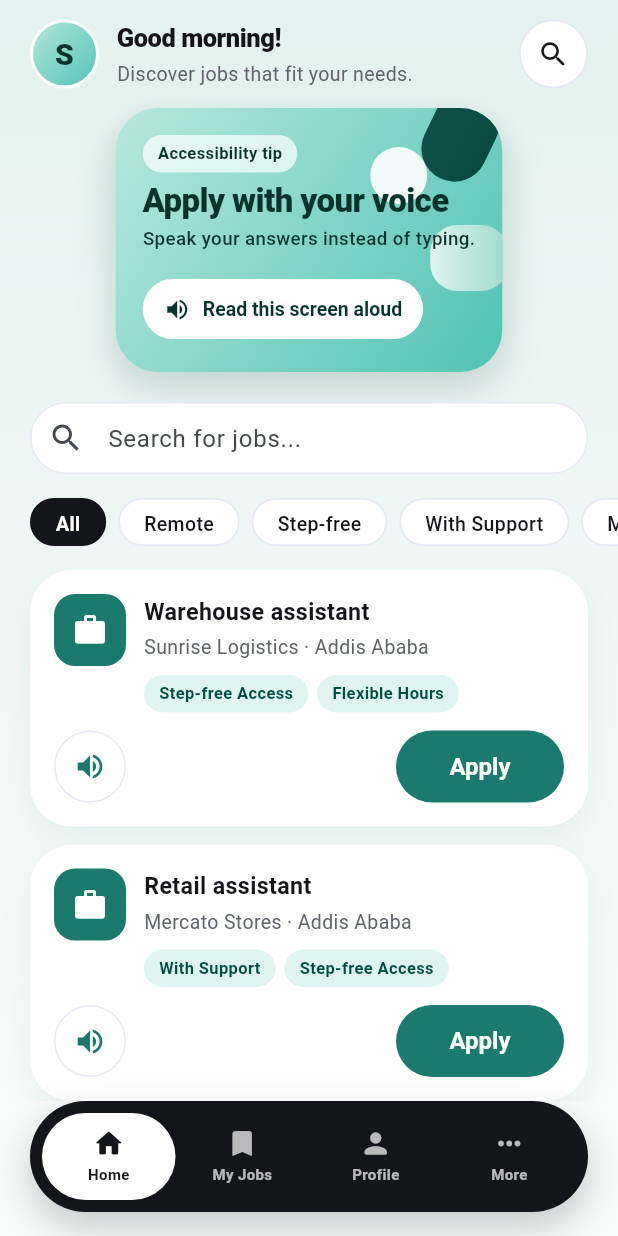
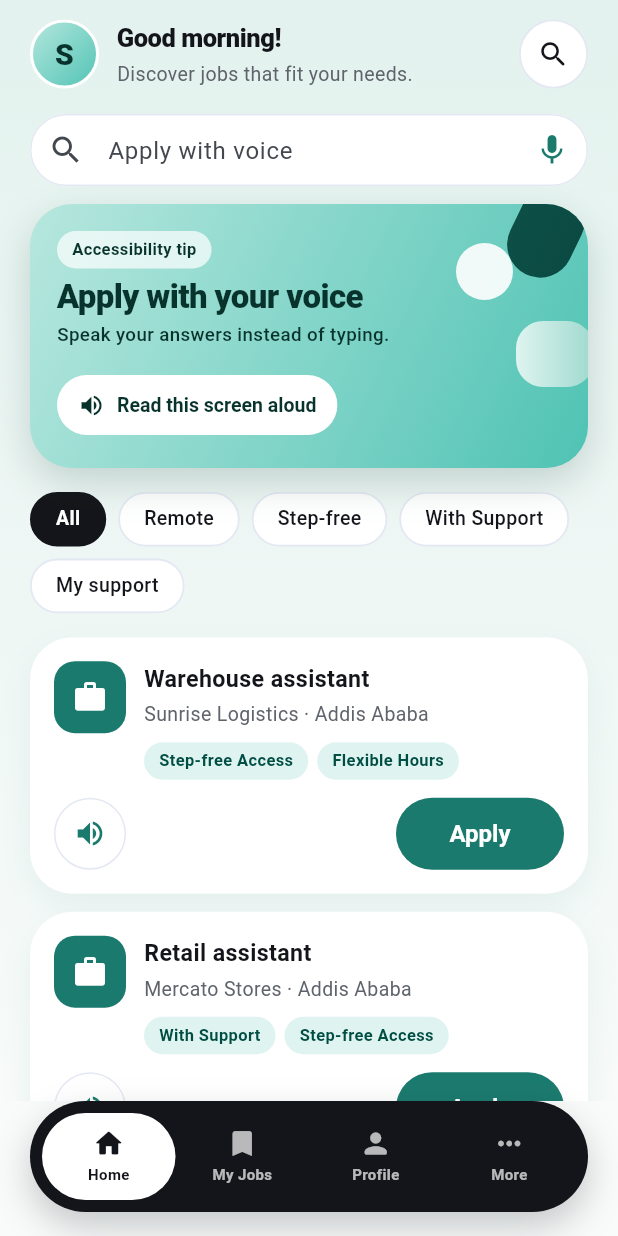
Before and after one commit to arsema16/sync_accessibility, a Flutter app: the JobsScreen screen opened by its route, on a phone screen of 412 x 824 dp. Run offline on Flutter 3.47's test engine with Material 3 defaults, Android fonts, the phone set to English and light mode, and no system bars; our stand-ins replace equatable, flutter_riverpod, flutter_tts, go_router, shared_preferences, speech_to_text and 1 more; accounts and stored records are empty.

Commit message:
feat(home): scrollable home screen, voice search and time-based greeting
The home screen now scrolls as one CustomScrollView — header, search bar,
tip card, category filters and job cards share a single scroll position,
so the listings start at the top of the scroll content and everything
above moves aside together as you scroll. The category chips switched
from a fixed-height horizontal list to a Wrap, so labels like "With
Support" and "My support" stay fully visible instead of being clipped at
the screen edge (they wrap onto a second line when needed).

The search bar now sits above the "Apply with your voice" tip card with
an "Apply with voice" hint and a mic button that fills it with spoken
words; when nothing is heard the reason shows in a snackbar instead of
failing silently. The header greets Good morning / afternoon / evening
based on the time of day (also what read-aloud announces on arrival). On
the accessibility settings screen the hidden Opacity(0) FilterChip block
— which reserved roughly 112px of invisible layout space — is removed
and its heading gap shrinks from xl to md, closing the wide gap between
the heading and the preference cards. The access-screen test now drives
the visible SyncOptionCard, and a new home_screen_test covers the
greeting rules, search-above-tip order, voice search, chip visibility
and the shared scroll view.

```diff
--- a/lib/core/constants/app_strings.dart
+++ b/lib/core/constants/app_strings.dart
@@ -218,6 +218,12 @@ class AppStrings {
   // ---- Jobs ----
   static const String jobsHeading = 'Job listings';
   static const String jobsSearchHint = 'Search for jobs...';
+
+  /// Hint in the home search bar — it also accepts spoken queries.
+  static const String jobsVoiceSearchHint = 'Apply with voice';
+
+  /// Tooltip for the search bar's mic button (speak → search).
+  static const String jobsVoiceSearch = 'Search by voice';
   static const String jobsEmptyTitle = 'No jobs found';
   static const String jobsEmptyBody =
       'Try a different search or filter.';
--- a/lib/features/jobs/jobs_screen.dart
+++ b/lib/features/jobs/jobs_screen.dart
@@ -2,6 +2,7 @@ import 'package:flutter/material.dart';
 import 'package:flutter_riverpod/flutter_riverpod.dart';
 import 'package:go_router/go_router.dart';
 
+import '../../../core/access/access_callbacks.dart';
 import '../../../core/constants/app_strings.dart';
 import '../../../core/constants/route_names.dart';
 import '../../../core/providers/app_providers.dart';
@@ -26,6 +27,15 @@ import '../../../shared/widgets/sync_bottom_nav.dart';
 class JobsScreen extends ConsumerStatefulWidget {
   const JobsScreen({super.key});
 
+  /// Time-of-day greeting shown in the header (and read aloud on arrival):
+  /// morning before noon, afternoon until 17:00, evening after that.
+  static String greetingFor(DateTime time) {
+    final hour = time.hour;
+    if (hour < 12) return 'Good morning!';
+    if (hour < 17) return 'Good afternoon!';
+    return 'Good evening!';
+  }
+
   @override
   ConsumerState<JobsScreen> createState() => _JobsScreenState();
 }
@@ -33,6 +43,8 @@ class JobsScreen extends ConsumerStatefulWidget {
 class _JobsScreenState extends ConsumerState<JobsScreen> {
   int _selectedFilter = 0;
   String _query = '';
+  /// True while the mic-driven voice search is listening.
+  bool _voiceListening = false;
   final TextEditingController _searchController = TextEditingController();
   final FocusNode _searchFocusNode = FocusNode();
 
@@ -65,7 +77,8 @@ class _JobsScreenState extends ConsumerState<JobsScreen> {
       final access = ref.read(accessPreferencesNotifierProvider);
       if (access.readAloud) {
         ref.read(readAloudProvider)(
-          'Good morning! Discover jobs that fit your needs.',
+          '${JobsScreen.greetingFor(DateTime.now())} '
+          'Discover jobs that fit your needs.',
         );
       }
     });
@@ -103,6 +116,15 @@ class _JobsScreenState extends ConsumerState<JobsScreen> {
         job.employer.toLowerCase().contains(query) ||
         (job.location?.toLowerCase().contains(query) ?? false) ||
         job.tags.any((tag) => tag.toLowerCase().contains(query));
+  }
+
+  /// Resets the category filter and search box back to the full listing.
+  void _clearFilters() {
+    setState(() {
+      _selectedFilter = 0;
+      _query = '';
+      _searchController.clear();
+    });
   }
 
   /// Ensures a session exists (prompting sign-in if not) and returns the user
@@ -156,27 +178,29 @@ class _JobsScreenState extends ConsumerState<JobsScreen> {
             colors: [AppColors.pageGradientStart, AppColors.pageGradientEnd],
           ),
         ),
-        child: Column(
-          children: [
+        // The whole screen — header, search, tip, filters and job cards —
+        // scrolls as one, so the listings start at the top of the scroll
+        // content and everything above moves aside as the user scrolls.
+        child: CustomScrollView(
+          slivers: [
             // Greeting header (no AppBar)
-            _buildHeader(),
+            SliverToBoxAdapter(child: _buildHeader()),
+            // Search bar with voice input — above the tip card
+            SliverToBoxAdapter(child: _buildSearchBar()),
             // Hero accessibility tip with a built-in read-aloud action
-            _buildTipCard(),
-            // Search bar
-            _buildSearchBar(),
+            SliverToBoxAdapter(child: _buildTipCard()),
             // Filter chips
-            _buildFilterRow(),
-            // Job cards list (or the support-filter guidance states)
-            Expanded(
-              child: supportFilterOn
-                  ? _buildSupportFilterBody(
+            SliverToBoxAdapter(child: _buildFilterRow()),
+            // Job cards (or the support-filter guidance states)
+            if (supportFilterOn)
+              ..._buildSupportFilterSlivers(
                 context,
                 jobsAsync,
                 profileAsync,
                 user != null,
               )
-                  : _buildJobsBody(jobsAsync, appliedJobIds),
-            ),
+            else
+              ..._buildJobsSlivers(jobsAsync, appliedJobIds),
           ],
         ),
       ),
@@ -184,77 +208,115 @@ class _JobsScreenState extends ConsumerState<JobsScreen> {
     );
   }
 
-  /// Standard listings + search + tag filters.
-  Widget _buildJobsBody(
+  /// Standard listings + search + tag filters, as scrollable slivers so the
+  /// cards share one scroll position with the header and search above them.
+  List<Widget> _buildJobsSlivers(
     AsyncValue<List<Job>> jobsAsync,
     Set<String> appliedJobIds,
   ) {
     return jobsAsync.when(
-      loading: () => const Center(
+      loading: () => <Widget>[
+        const SliverToBoxAdapter(
+          child: Center(
             child: Padding(
               padding: EdgeInsets.all(AppSpacing.xl),
               child: CircularProgressIndicator(),
             ),
           ),
-      error: (error, stackTrace) => StatusView(
+        ),
+      ],
+      error: (error, stackTrace) => <Widget>[
+        SliverToBoxAdapter(
+          child: StatusView(
             icon: Icons.cloud_off,
             title: AppStrings.jobsLoadFailed,
             actionLabel: AppStrings.tryAgain,
             onAction: () => ref.invalidate(jobsProvider),
           ),
+        ),
+      ],
       data: (jobs) {
         final visible = jobs
             .where((job) => _matchesFilter(job) && _matchesQuery(job))
             .toList();
         if (visible.isEmpty) {
-          return StatusView(
+          return <Widget>[
+            SliverToBoxAdapter(
+              child: StatusView(
                 icon: Icons.search_off,
                 title: AppStrings.jobsEmptyTitle,
                 body: AppStrings.jobsEmptyBody,
                 actionLabel: AppStrings.tryAgain,
-            onAction: () {
-              setState(() {
-                _selectedFilter = 0;
-                _query = '';
-                _searchController.clear();
-              });
-            },
-          );
+                onAction: _clearFilters,
+              ),
+            ),
+          ];
         }
-        return _JobListView(
-          jobs: visible,
-          appliedJobIds: appliedJobIds,
-          onApply: _apply,
-        );
+        return [_jobCardsSliver(visible, appliedJobIds)];
       },
     );
   }
 
+  /// The job cards as one sliver that scrolls together with the header,
+  /// search bar, tip card and filters above it.
+  Widget _jobCardsSliver(List<Job> jobs, Set<String> appliedJobIds) {
+    return SliverPadding(
+      padding: const EdgeInsets.symmetric(
+        horizontal: AppSpacing.pagePadding,
+        vertical: AppSpacing.sm,
+      ),
+      sliver: SliverList(
+        delegate: SliverChildBuilderDelegate(
+          (context, index) {
+            final job = jobs[index];
+            return _JobCard(
+              job: job,
+              applied: appliedJobIds.contains(job.id),
+              onApply: () => _apply(job),
+            );
+          },
+          childCount: jobs.length,
+        ),
+      ),
+    );
+  }
+
   /// The private "support I need" filter: guides the user when no profile or
-  /// preferences are available, otherwise matches jobs on-device.
-  Widget _buildSupportFilterBody(
+  /// preferences are available, otherwise matches jobs on-device. Returns
+  /// slivers so the guidance states and cards share the screen's scroll view.
+  List<Widget> _buildSupportFilterSlivers(
     BuildContext context,
     AsyncValue<List<Job>> jobsAsync,
     AsyncValue<ApplicantProfile?>? profileAsync,
     bool signedIn,
   ) {
     if (!signedIn) {
-      return StatusView(
+      return <Widget>[
+        SliverToBoxAdapter(
+          child: StatusView(
             icon: Icons.lock_outline,
             title: AppStrings.supportFilterUnavailableTitle,
             body: AppStrings.supportFilterUnavailableBody,
             actionLabel: AppStrings.signInAction,
             onAction: () => context.pushNamed(RouteNames.signIn),
-      );
+          ),
+        ),
+      ];
     }
     return profileAsync!.when(
-      loading: () => const Center(
+      loading: () => <Widget>[
+        const SliverToBoxAdapter(
+          child: Center(
             child: Padding(
               padding: EdgeInsets.all(AppSpacing.xl),
               child: CircularProgressIndicator(),
             ),
           ),
-      error: (error, stackTrace) => StatusView(
+        ),
+      ],
+      error: (error, stackTrace) => <Widget>[
+        SliverToBoxAdapter(
+          child: StatusView(
             icon: Icons.cloud_off,
             title: AppStrings.profileLoadFailed,
             actionLabel: AppStrings.tryAgain,
@@ -262,10 +324,14 @@ class _JobsScreenState extends ConsumerState<JobsScreen> {
               savedProfileProvider(ref.read(currentUserProvider)!.id),
             ),
           ),
+        ),
+      ],
       data: (profile) {
         final support = profile?.privateSupport;
         if (support == null) {
-          return StatusView(
+          return <Widget>[
+            SliverToBoxAdapter(
+              child: StatusView(
                 icon: Icons.lock_outline,
                 title: AppStrings.supportFilterNoPrefsTitle,
                 body: AppStrings.supportFilterNoPrefsBody,
@@ -274,21 +340,32 @@ class _JobsScreenState extends ConsumerState<JobsScreen> {
                   RouteNames.support,
                   extra: true, // editMode: returns here after saving
                 ),
-          );
+              ),
+            ),
+          ];
         }
-        final requiredTags = requiredTagsFor(support);        return jobsAsync.when(
-          loading: () => const Center(
+        final requiredTags = requiredTagsFor(support);
+        return jobsAsync.when(
+          loading: () => <Widget>[
+            const SliverToBoxAdapter(
+              child: Center(
                 child: Padding(
                   padding: EdgeInsets.all(AppSpacing.xl),
                   child: CircularProgressIndicator(),
                 ),
               ),
-          error: (error, stackTrace) => StatusView(
+            ),
+          ],
+          error: (error, stackTrace) => <Widget>[
+            SliverToBoxAdapter(
+              child: StatusView(
                 icon: Icons.cloud_off,
                 title: AppStrings.jobsLoadFailed,
                 actionLabel: AppStrings.tryAgain,
                 onAction: () => ref.invalidate(jobsProvider),
               ),
+            ),
+          ],
           data: (jobs) {
             final visible = jobs
                 .where(
@@ -297,26 +374,24 @@ class _JobsScreenState extends ConsumerState<JobsScreen> {
                 )
                 .toList();
             if (visible.isEmpty) {
-              return StatusView(
+              return <Widget>[
+                SliverToBoxAdapter(
+                  child: StatusView(
                     icon: Icons.search_off,
                     title: AppStrings.supportFilterEmptyTitle,
                     body: AppStrings.supportFilterEmptyBody,
                     actionLabel: AppStrings.tryAgain,
-                onAction: () {
-                  setState(() {
-                    _selectedFilter = 0;
-                    _query = '';
-                    _searchController.clear();
-                  });
-                },
-              );
+                    onAction: _clearFilters,
+                  ),
+                ),
+              ];
             }
-            final applications = ref.watch(jobApplicationsProvider).valueOrNull ??
+            final applications =
+                ref.watch(jobApplicationsProvider).valueOrNull ??
                     const <JobApplication>[];
-            return Column(
-              crossAxisAlignment: CrossAxisAlignment.stretch,
-              children: [
-                const Padding(
+            return <Widget>[
+              const SliverToBoxAdapter(
+                child: Padding(
                   padding: EdgeInsets.fromLTRB(
                     AppSpacing.pagePadding,
                     AppSpacing.xs,
@@ -331,18 +406,14 @@ class _JobsScreenState extends ConsumerState<JobsScreen> {
                     ),
                   ),
                 ),
-                Expanded(
-                  child: _JobListView(
-                    jobs: visible,
-                    appliedJobIds: {
-                      for (final application in applications)
-                        application.jobId,
+              ),
+              _jobCardsSliver(
+                visible,
+                <String>{
+                  for (final application in applications) application.jobId,
                 },
-                    onApply: _apply,
               ),
-                ),
-              ],
-            );
+            ];
           },
         );
       },
@@ -384,21 +455,21 @@ class _JobsScreenState extends ConsumerState<JobsScreen> {
             ),
           ),
           const SizedBox(width: 12),
-          const Expanded(
+          Expanded(
             child: Column(
               crossAxisAlignment: CrossAxisAlignment.start,
               children: [
                 Text(
-                  'Good morning!',
-                  style: TextStyle(
+                  JobsScreen.greetingFor(DateTime.now()),
+                  style: const TextStyle(
                     fontSize: 17,
                     fontWeight: FontWeight.w800,
                     letterSpacing: -0.3,
                     color: AppColors.cardInk,
                   ),
                 ),
-                SizedBox(height: 2),
-                Text(
+                const SizedBox(height: 2),
+                const Text(
                   'Discover jobs that fit your needs.',
                   style: TextStyle(
                     fontSize: 13,
@@ -607,11 +678,42 @@ class _JobsScreenState extends ConsumerState<JobsScreen> {
     );
   }
 
+  /// Fills the search box with the words spoken into the mic. When nothing
+  /// was heard (or the device has no recogniser) the reason is shown in a
+  /// snackbar so a silent failure never reads as "voice search is broken".
+  Future<void> _voiceSearch() async {
+    if (_voiceListening) return;
+    setState(() => _voiceListening = true);
+    try {
+      final result = await ref.read(voiceInputProvider)();
+      if (!mounted) return;
+      final words = result.text.trim();
+      if (result.status == VoiceInputStatus.recognized && words.isNotEmpty) {
+        setState(() {
+          _query = words;
+          _searchController.text = words;
+          _searchController.selection = TextSelection.collapsed(
+            offset: words.length,
+          );
+        });
+      } else {
+        final message = result.status == VoiceInputStatus.noSpeech
+            ? AppStrings.voiceNoSpeech
+            : AppStrings.voiceUnavailable;
+        ScaffoldMessenger.of(context)
+          ..hideCurrentSnackBar()
+          ..showSnackBar(SnackBar(content: Text(message)));
+      }
+    } finally {
+      if (mounted) setState(() => _voiceListening = false);
+    }
+  }
+
   Widget _buildSearchBar() {
     return Padding(
       padding: const EdgeInsets.fromLTRB(
         AppSpacing.pagePadding,
-        AppSpacing.md,
+        AppSpacing.sm,
         AppSpacing.pagePadding,
         AppSpacing.sm,
       ),
@@ -621,17 +723,33 @@ class _JobsScreenState extends ConsumerState<JobsScreen> {
         onChanged: (value) => setState(() => _query = value),
         textInputAction: TextInputAction.search,
         decoration: InputDecoration(
-          hintText: AppStrings.jobsSearchHint,
+          hintText: AppStrings.jobsVoiceSearchHint,
           prefixIcon: const Icon(Icons.search),
-          suffixIcon: _query.isEmpty
-              ? null
-              : IconButton(
+          // Clear (when there is text) plus the mic that searches by voice.
+          suffixIcon: Row(
+            mainAxisSize: MainAxisSize.min,
+            children: [
+              if (_query.isNotEmpty)
+                IconButton(
                   tooltip: 'Clear search',
                   onPressed: () {
                     _searchController.clear();
                     setState(() => _query = '');
                   },
                   icon: const Icon(Icons.close),
+                ),
+              IconButton(
+                tooltip: AppStrings.jobsVoiceSearch,
+                onPressed: _voiceListening ? null : _voiceSearch,
+                icon: _voiceListening
+                    ? const SizedBox(
+                        width: 20,
+                        height: 20,
+                        child: CircularProgressIndicator(strokeWidth: 2),
+                      )
+                    : const Icon(Icons.mic, color: AppColors.primary),
+              ),
+            ],
           ),
           fillColor: Colors.white,
           filled: true,
@@ -653,18 +771,27 @@ class _JobsScreenState extends ConsumerState<JobsScreen> {
     );
   }
 
+  /// Category filters. A [Wrap] instead of a fixed-height horizontal list:
+  /// every label stays fully visible and the row grows onto a second line
+  /// rather than clipping text at the screen edge.
   Widget _buildFilterRow() {
-    return SizedBox(
-      height: 48,
-      child: ListView.separated(
-        scrollDirection: Axis.horizontal,
+    return Padding(
       padding: const EdgeInsets.symmetric(
         horizontal: AppSpacing.pagePadding,
         vertical: AppSpacing.sm,
       ),
-        itemCount: _filters.length,
-        separatorBuilder: (context, index) => const SizedBox(width: 8),
-        itemBuilder: (context, index) {
+      child: Wrap(
+        spacing: AppSpacing.sm,
+        runSpacing: AppSpacing.sm,
+        children: [
+          for (var index = 0; index < _filters.length; index++)
+            _buildFilterChip(index),
+        ],
+      ),
+    );
+  }
+
+  Widget _buildFilterChip(int index) {
     final selected = _selectedFilter == index;
     return Semantics(
       button: true,
@@ -674,15 +801,12 @@ class _JobsScreenState extends ConsumerState<JobsScreen> {
         onTap: () => setState(() => _selectedFilter = index),
         child: AnimatedContainer(
           duration: const Duration(milliseconds: 180),
-                padding:
-                    const EdgeInsets.symmetric(horizontal: 16, vertical: 7),
+          padding: const EdgeInsets.symmetric(horizontal: 16, vertical: 7),
           decoration: BoxDecoration(
             color: selected ? AppColors.navBar : Colors.white,
             borderRadius: BorderRadius.circular(50),
             border: Border.all(
-                    color: selected
-                        ? AppColors.navBar
-                        : AppColors.cardBorder,
+              color: selected ? AppColors.navBar : AppColors.cardBorder,
               width: 1.2,
             ),
           ),
@@ -690,49 +814,12 @@ class _JobsScreenState extends ConsumerState<JobsScreen> {
             _filters[index],
             style: TextStyle(
               color: selected ? Colors.white : AppColors.cardInk,
-                    fontWeight:
-                        selected ? FontWeight.w700 : FontWeight.w500,
+              fontWeight: selected ? FontWeight.w700 : FontWeight.w500,
               fontSize: 13,
             ),
           ),
         ),
       ),
-          );
-        },
-      ),
-    );
-  }
-}
-
-/// A scrollable list of [JobCard]s shared by the standard and support-filter
-/// views.
-class _JobListView extends StatelessWidget {
-  const _JobListView({
-    required this.jobs,
-    required this.appliedJobIds,
-    required this.onApply,
-  });
-
-  final List<Job> jobs;
-  final Set<String> appliedJobIds;
-  final ValueChanged<Job> onApply;
-
-  @override
-  Widget build(BuildContext context) {
-    return ListView.builder(
-      padding: const EdgeInsets.symmetric(
-        horizontal: AppSpacing.pagePadding,
-        vertical: AppSpacing.sm,
-      ),
-      itemCount: jobs.length,
-      itemBuilder: (context, index) {
-        final job = jobs[index];
-        return _JobCard(
-          job: job,
-          applied: appliedJobIds.contains(job.id),
-          onApply: () => onApply(job),
-        );
-      },
     );
   }
 }
```
Also changed, not shown: lib/features/onboarding/access_preferences_screen.dart (+1 -38 lines), 2 other files. Lines whose indentation alone changed are shown as unchanged.
